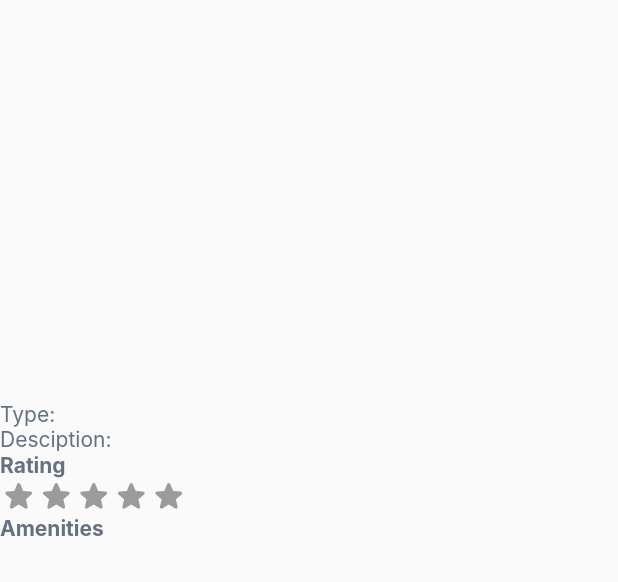
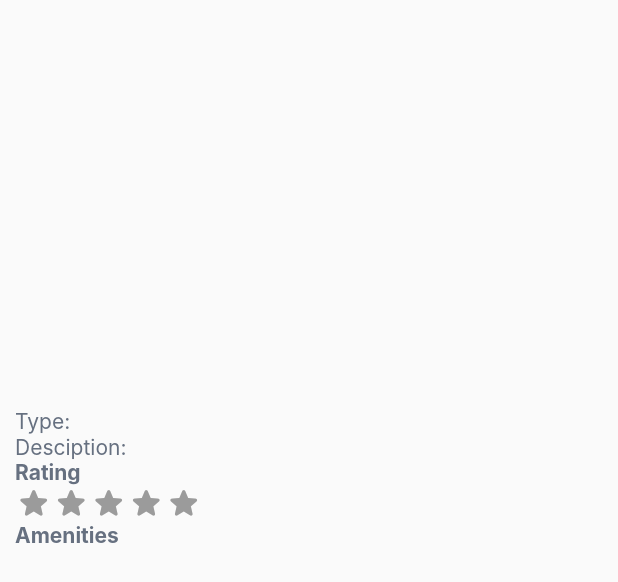
Before and after one commit to Villy15/cooptourism, a Flutter app: the SelectedListingPage widget shown alone on an empty page, opened directly with empty values, on a phone screen of 412 x 824 dp. Shown: the top 582 px of the screen. Run offline on Flutter 3.47's test engine with Material 2 defaults, Android fonts, the phone set to English and light mode, and no system bars; drawn by our look-alikes of carousel_slider, flutter_rating_bar; our stand-ins replace cloud_firestore, firebase_auth, firebase_core, firebase_storage, flutter_riverpod, go_router; accounts and stored records are empty; network calls fail; Roboto replaces fonts that are missing (Inter).

Commit message:
small changes. not exactly sure what anymore

```diff
--- a/lib/pages/market/selected_listing_page.dart
+++ b/lib/pages/market/selected_listing_page.dart
@@ -76,6 +76,12 @@ class _SelectedListingPageState extends State<SelectedListingPage> {
                           width: double.infinity))
                       .toList(),
                 ),
+                Expanded(
+                  child: Padding(
+                    padding: const EdgeInsets.symmetric(horizontal: 10, vertical: 5),
+                    child: Column(
+                      crossAxisAlignment: CrossAxisAlignment.start,
+                      children: [
                         DisplayText(
                           text: listing.title!,
                           lines: 1,
@@ -94,10 +100,8 @@ class _SelectedListingPageState extends State<SelectedListingPage> {
                           text: "Desciption: ${listing.description!}",
                           lines: 5,
                           style: TextStyle(
-                    fontSize: Theme.of(context)
-                        .textTheme
-                        .headlineSmall
-                        ?.fontSize,
+                            fontSize:
+                                Theme.of(context).textTheme.headlineSmall?.fontSize,
                           ),
                         ),
                         DisplayText(
@@ -135,6 +139,10 @@ class _SelectedListingPageState extends State<SelectedListingPage> {
                         ),
                         const SizedBox(height: 100),
                       ],
+                    ),
+                  ),
+                ),
+              ],
             );
           },
         );
```
Lines whose indentation alone changed are shown as unchanged.
